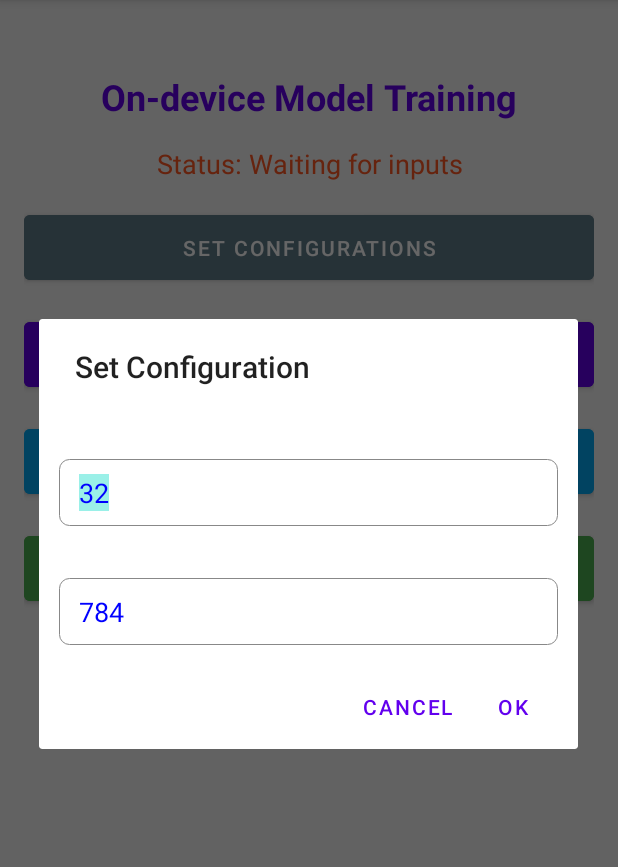
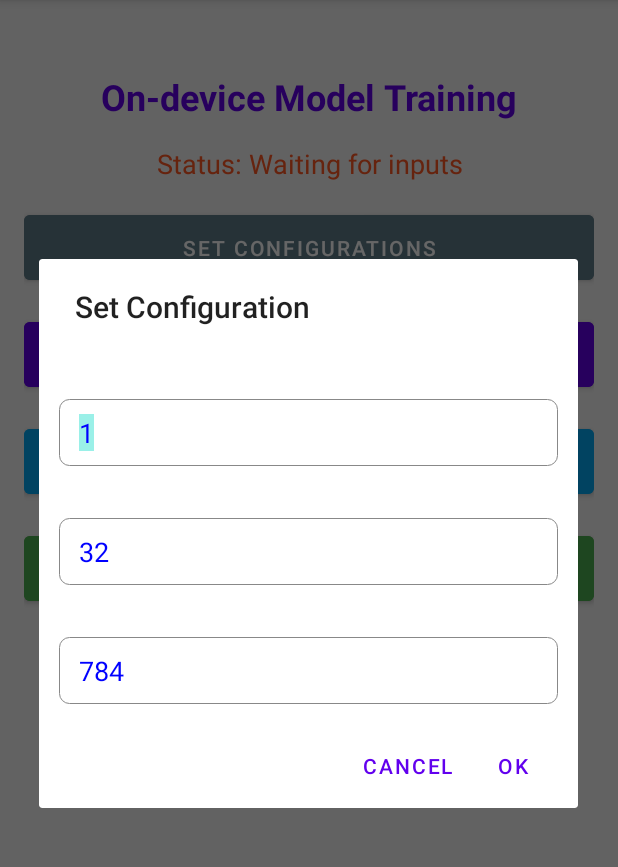
Before and after one commit to MatheusDCasanova/OnDeviceTraning, an Android app: the screen it shows after launch (MainActivity), after a tap on "SET CONFIGURATIONS", on a phone screen of 412 x 824 dp, the part 84-951 px from its top. Run offline under Robolectric (Android 15) with nearby library versions, the phone set to English and light mode, and no system bars; libraries missing offline, so code that uses them is left out: org.tensorflow.lite.

Commit message:
Adds number of batches for configuration

```diff
--- a/app/src/main/java/com/example/myapplication/MainActivity.java
+++ b/app/src/main/java/com/example/myapplication/MainActivity.java
@@ -63,6 +63,7 @@ public class MainActivity extends AppCompatActivity {
     private ProgressBar progressBar;
 
     int batchSize = 32;
+    int numbatches = 1;
     int dimension = 784;
     int numBatches = 1;
     private ProgressBar downloadProgressBar;
@@ -116,6 +117,15 @@ public class MainActivity extends AppCompatActivity {
         builder.setTitle("Set Configuration");
 
         // Create labels and EditTexts for numeric input
+        TextView nbatches = new TextView(this);
+        nbatches.setText("Number of batches:");
+        nbatches.setTextSize(18);
+        nbatches.setTextColor(Color.WHITE);
+        nbatches.setPadding(0, 10, 0, 5);
+
+        EditText editTextNBatches = createNumberInput(numbatches);
+
+        // Create labels and EditTexts for numeric input
         TextView batchLabel = new TextView(this);
         batchLabel.setText("Batch Size:");
         batchLabel.setTextSize(18);
@@ -139,6 +149,8 @@ public class MainActivity extends AppCompatActivity {
         layout.setElevation(10);  // Add elevation for shadow effect
 
         // Add components to the layout
+        layout.addView(nbatches);
+        layout.addView(editTextNBatches);
         layout.addView(batchLabel);
         layout.addView(editTextBatch);
         layout.addView(dimensionLabel);
```
